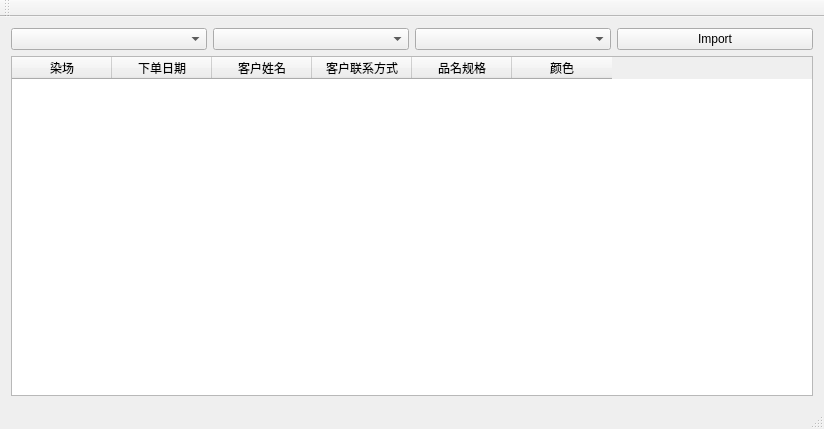
First picture: the form in qtcode/linyafangzhi/ui/ui_mainwindow.ui, repository MingYueRuYa/cprimeprimecode, before the edit.
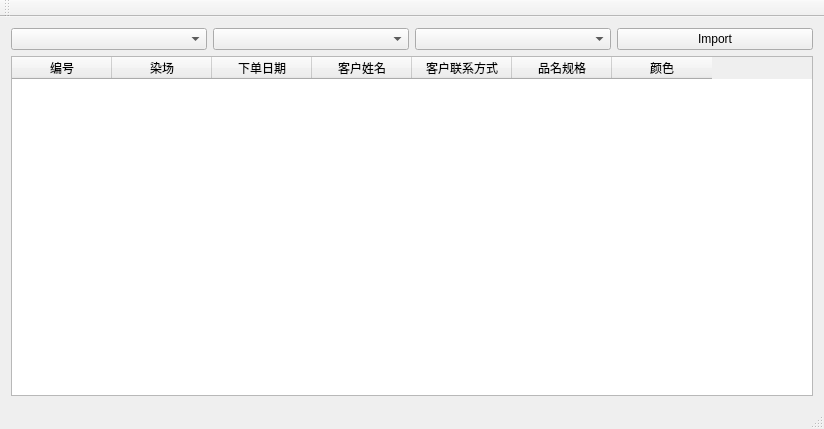
Second picture: the form after the edit.

Patch:
```diff
--- a/qtcode/linyafangzhi/ui/ui_mainwindow.ui
+++ b/qtcode/linyafangzhi/ui/ui_mainwindow.ui
@@ -37,6 +37,14 @@
     </item>
     <item>
      <widget class="QTableWidget" name="tableWidget">
+      <attribute name="verticalHeaderVisible">
+       <bool>false</bool>
+      </attribute>
+      <column>
+       <property name="text">
+        <string>编号</string>
+       </property>
+      </column>
       <column>
        <property name="text">
         <string>染场</string>
```
